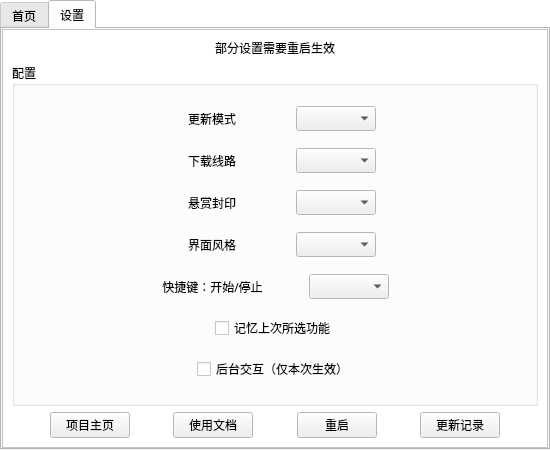
AquamarineCyan/OnmyojiDesktopAssistant, file src/ui/mainui.ui: the form before one commit.
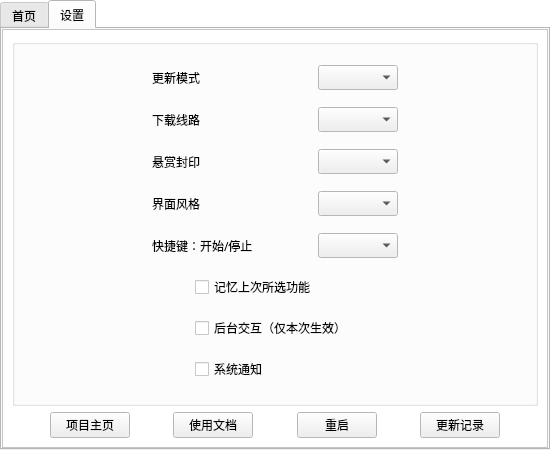
The form after the commit. The open tabs and pages were chosen to show the change.

Commit message: :sparkles: `系统通知`支持启用和关闭

The edit to the form file:
```diff
--- a/src/ui/mainui.ui
+++ b/src/ui/mainui.ui
@@ -972,22 +972,9 @@
              <height>423</height>
             </rect>
            </property>
-           <layout class="QVBoxLayout" name="verticalLayout_setting" stretch="0,4,1">
-            <item>
-             <widget class="QLabel" name="label_tip_setting_restart">
-              <property name="text">
-               <string>部分设置需要重启生效</string>
-              </property>
-              <property name="alignment">
-               <set>Qt::AlignmentFlag::AlignCenter</set>
-              </property>
-             </widget>
-            </item>
+           <layout class="QVBoxLayout" name="verticalLayout_setting" stretch="1,0">
             <item>
              <widget class="QGroupBox" name="groupBox_config">
-              <property name="title">
-               <string>配置</string>
-              </property>
               <layout class="QVBoxLayout">
                <item>
                 <layout class="QHBoxLayout" name="horizontalLayout_setting_update" stretch="4,2,0,2,4">
@@ -1006,12 +993,15 @@
                  </item>
                  <item>
                   <widget class="QLabel" name="setting_update_label">
+                   <property name="minimumSize">
+                    <size>
+                     <width>120</width>
+                     <height>0</height>
+                    </size>
+                   </property>
                    <property name="text">
                     <string>更新模式</string>
                    </property>
-                   <property name="alignment">
-                    <set>Qt::AlignmentFlag::AlignCenter</set>
-                   </property>
                   </widget>
                  </item>
                  <item>
@@ -1069,12 +1059,15 @@
                  </item>
                  <item>
                   <widget class="QLabel" name="setting_update_download_label">
+                   <property name="minimumSize">
+                    <size>
+                     <width>120</width>
+                     <height>0</height>
+                    </size>
+                   </property>
                    <property name="text">
                     <string>下载线路</string>
                    </property>
-                   <property name="alignment">
-                    <set>Qt::AlignmentFlag::AlignCenter</set>
-                   </property>
                   </widget>
                  </item>
                  <item>
@@ -1132,12 +1125,15 @@
                  </item>
                  <item>
                   <widget class="QLabel" name="setting_xuanshangfengyin_label">
+                   <property name="minimumSize">
+                    <size>
+                     <width>120</width>
+                     <height>0</height>
+                    </size>
+                   </property>
                    <property name="text">
                     <string>悬赏封印</string>
                    </property>
-                   <property name="alignment">
-                    <set>Qt::AlignmentFlag::AlignCenter</set>
-                   </property>
                   </widget>
                  </item>
                  <item>
@@ -1195,12 +1191,15 @@
                  </item>
                  <item>
                   <widget class="QLabel" name="setting_window_style_label">
+                   <property name="minimumSize">
+                    <size>
+                     <width>120</width>
+                     <height>0</height>
+                    </size>
+                   </property>
                    <property name="text">
                     <string>界面风格</string>
                    </property>
-                   <property name="alignment">
-                    <set>Qt::AlignmentFlag::AlignCenter</set>
-                   </property>
                   </widget>
                  </item>
                  <item>
@@ -1258,12 +1257,15 @@
                  </item>
                  <item>
                   <widget class="QLabel" name="setting_shortcut_start_stop_label">
+                   <property name="minimumSize">
+                    <size>
+                     <width>120</width>
+                     <height>0</height>
+                    </size>
+                   </property>
                    <property name="text">
                     <string>快捷键：开始/停止</string>
                    </property>
-                   <property name="alignment">
-                    <set>Qt::AlignmentFlag::AlignCenter</set>
-                   </property>
                   </widget>
                  </item>
                  <item>
@@ -1321,6 +1323,12 @@
                  </item>
                  <item>
                   <widget class="QCheckBox" name="setting_remember_last_choice_button">
+                   <property name="minimumSize">
+                    <size>
+                     <width>160</width>
+                     <height>0</height>
+                    </size>
+                   </property>
                    <property name="text">
                     <string>记忆上次所选功能</string>
                    </property>
@@ -1358,6 +1366,12 @@
                  </item>
                  <item>
                   <widget class="QCheckBox" name="setting_backend_interaction_button">
+                   <property name="minimumSize">
+                    <size>
+                     <width>160</width>
+                     <height>0</height>
+                    </size>
+                   </property>
                    <property name="text">
                     <string>后台交互（仅本次生效）</string>
                    </property>
@@ -1378,6 +1392,49 @@
                  </item>
                 </layout>
                </item>
+               <item>
+                <layout class="QHBoxLayout" name="horizontalLayout_setting_win_toast">
+                 <item>
+                  <spacer name="horizontalSpacer_setting_win_toast_left">
+                   <property name="orientation">
+                    <enum>Qt::Orientation::Horizontal</enum>
+                   </property>
+                   <property name="sizeHint" stdset="0">
+                    <size>
+                     <width>40</width>
+                     <height>20</height>
+                    </size>
+                   </property>
+                  </spacer>
+                 </item>
+                 <item>
+                  <widget class="QCheckBox" name="setting_win_toast_button">
+                   <property name="minimumSize">
+                    <size>
+                     <width>160</width>
+                     <height>0</height>
+                    </size>
+                   </property>
+                   <property name="text">
+                    <string>系统通知</string>
+                   </property>
+                  </widget>
+                 </item>
+                 <item>
+                  <spacer name="horizontalSpacer_setting_win_toast_right">
+                   <property name="orientation">
+                    <enum>Qt::Orientation::Horizontal</enum>
+                   </property>
+                   <property name="sizeHint" stdset="0">
+                    <size>
+                     <width>40</width>
+                     <height>20</height>
+                    </size>
+                   </property>
+                  </spacer>
+                 </item>
+                </layout>
+               </item>
               </layout>
              </widget>
             </item>
```
Left out of the diff: 26 changed lines with no effect on the pictures. The commit also changes 13 other files.
